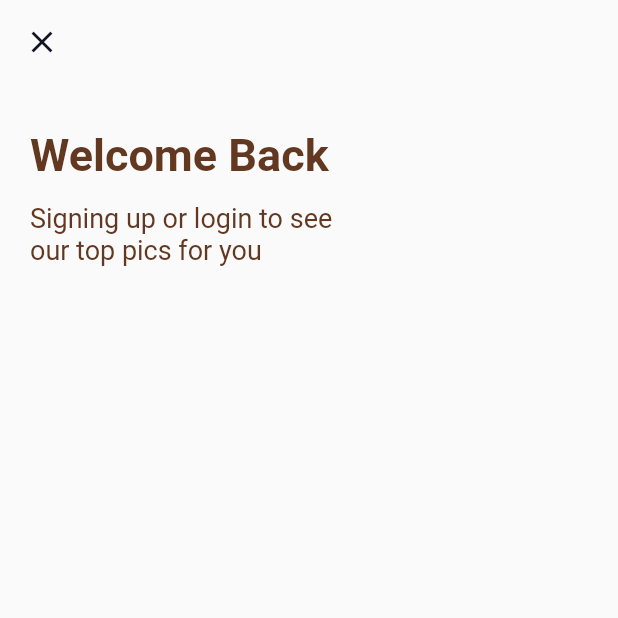
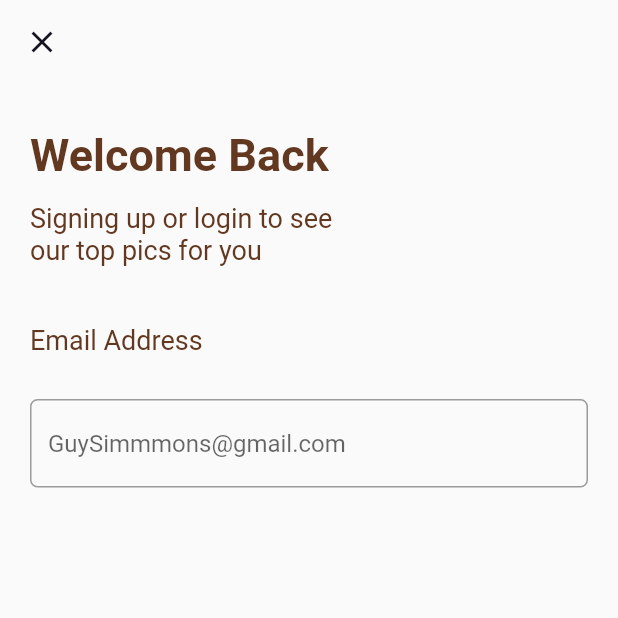
Before and after one commit to Karthik-Sunil-K/Flutter-App-Naturewooden-TATOS, a Flutter app: the screen it shows after launch, on a phone screen of 412 x 824 dp, the top half of it. Run offline on Flutter 3.47's test engine with Material 2 defaults, Android fonts, the phone set to English and light mode, and no system bars.

Commit message:
email input border color not changes

```diff
--- a/naturewooden/lib/main.dart
+++ b/naturewooden/lib/main.dart
@@ -27,19 +27,60 @@ class MyApp extends StatelessWidget {
                     padding: EdgeInsets.fromLTRB(20, 30, 0, 0),
                     child: Text(
                       'Welcome Back',
-                      style: TextStyle(color: Color(0xff633820),fontSize: 30,fontWeight: FontWeight.w600),
+                      style: TextStyle(
+                          color: Color(0xff633820),
+                          fontSize: 30,
+                          fontWeight: FontWeight.w600),
                     ),
                   ),
                   Container(
                     padding: EdgeInsets.fromLTRB(20, 79, 0, 0),
                     child: Text(
                       'Signing up or login to see \nour top pics for you',
-                      style: TextStyle(color: Color(0xff633820),fontSize: 18),
+                      style: TextStyle(color: Color(0xff633820), fontSize: 18),
+                    ),
+                  ),
+                  Container(
+                    padding: EdgeInsets.fromLTRB(20, 160, 0, 0),
+                    child: Text(
+                      'Email Address',
+                      style: TextStyle(color: Color(0xff633820), fontSize: 18),
+                    ),
+                  ),
+                  Container(
+                    padding: EdgeInsets.fromLTRB(20, 210, 20, 0),
+                    child: Column(
+                      children: [
+                        TextField(
+                          decoration: InputDecoration(
+
+
+                            focusedBorder: InputBorder.none,
+                            focusColor: Color(0xff633820),
+                            // enabledBorder: InputBorder.none,
+                            hintText:'GuySimmmons@gmail.com',
+                            // labelText: "Enter Email",
+                            labelStyle: TextStyle(color: Color(0xff633820)),
+                            fillColor: Colors.grey,
+                            border: OutlineInputBorder(
+                              borderRadius: BorderRadius.circular(5.0),
+                              borderSide: BorderSide(
+                                color: Colors.green,
+                                width: 50,
+                              ),
+
+                            ),
+                            //fillColor: Colors.green
+                          ),
+
+                          keyboardType: TextInputType.emailAddress,
+                        ),
+                      ],
                     ),
                   ),
                 ],
               ),
-            )
+            ),
           ],
         ),
       ),
```
